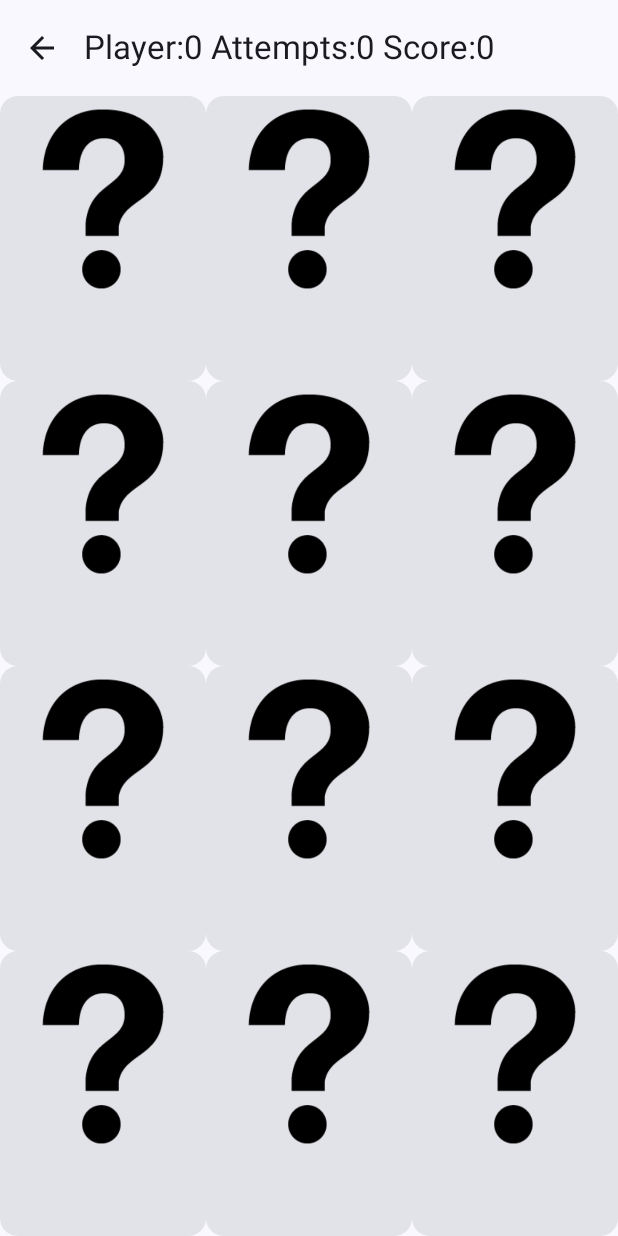
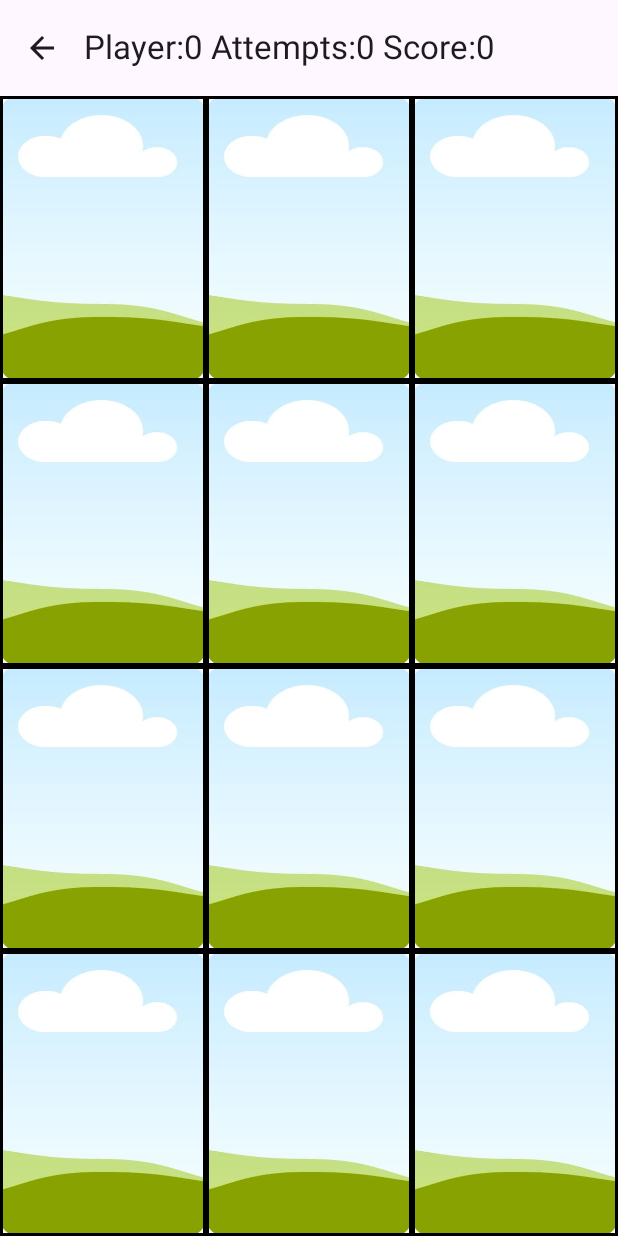
Before and after one commit to krilleellerstoffe/Memory, an Android app built with Jetpack Compose: the composable GameScreen shown on its own in the app's theme, on a phone screen of 412 x 824 dp. Run offline under Robolectric (Android 15) with nearby library versions, the phone set to English and light mode, and no system bars; our stand-ins replace Dagger/Hilt's generated code; libraries missing offline, so code that uses them is left out: coil.decode; 2 statements that could not run were skipped.

Commit message:
Update translation keys & some color changes

```diff
--- a/app/src/main/java/se/mau/al0038/memory/ui/GameScreen.kt
+++ b/app/src/main/java/se/mau/al0038/memory/ui/GameScreen.kt
@@ -4,18 +4,23 @@ import android.util.Log
 import androidx.compose.animation.core.animateFloatAsState
 import androidx.compose.animation.core.tween
 import androidx.compose.foundation.Image
+import androidx.compose.foundation.border
 import androidx.compose.foundation.clickable
 import androidx.compose.foundation.layout.Arrangement
+import androidx.compose.foundation.layout.Box
 import androidx.compose.foundation.layout.Column
 import androidx.compose.foundation.layout.Row
 import androidx.compose.foundation.layout.Spacer
 import androidx.compose.foundation.layout.fillMaxHeight
+import androidx.compose.foundation.layout.fillMaxSize
 import androidx.compose.foundation.layout.fillMaxWidth
 import androidx.compose.foundation.layout.padding
 import androidx.compose.material3.AlertDialog
 import androidx.compose.material3.Button
 import androidx.compose.material3.Card
+import androidx.compose.material3.CardDefaults
 import androidx.compose.material3.CircularProgressIndicator
+import androidx.compose.material3.MaterialTheme
 import androidx.compose.material3.Scaffold
 import androidx.compose.material3.Text
 import androidx.compose.runtime.Composable
@@ -26,8 +31,9 @@ import androidx.compose.runtime.remember
 import androidx.compose.runtime.setValue
 import androidx.compose.ui.Alignment
 import androidx.compose.ui.Modifier
+import androidx.compose.ui.graphics.Color
 import androidx.compose.ui.graphics.graphicsLayer
-import androidx.compose.ui.res.colorResource
+import androidx.compose.ui.layout.ContentScale
 import androidx.compose.ui.res.painterResource
 import androidx.compose.ui.res.stringResource
 import androidx.compose.ui.unit.dp
@@ -63,14 +69,14 @@ fun GameScreen(
     if (gameViewModel.isGameOver) {
         AlertDialog(
             onDismissRequest = { /*TODO*/ },
-            title = { Text(text = "Game Over") },
+            title = { Text(text = stringResource(id = R.string.game_over)) },
             confirmButton = {
                 Column(
                     modifier = Modifier.fillMaxWidth(),
                     horizontalAlignment = Alignment.CenterHorizontally
                 ) {
                     Button(onClick = { onViewHighScore() }) {
-                        Text(text = "View High score")
+                        Text(text = stringResource(id = R.string.highscore))
                     }
                 }
             },
@@ -86,11 +92,11 @@ fun GameScreen(
                             //clear viewmodel
                         },
                     ) {
-                        Text(text = "Back to menu")
+                        Text(text =   stringResource(id = R.string.back_to_menu))
                     }
                 }
             },
-            containerColor = colorResource(id = R.color.light_blue)
+            containerColor = MaterialTheme.colorScheme.tertiary
         )
 
         if (showHighScore && gameViewModel.gameSettings.playerCount.count == 1) {
@@ -155,7 +161,6 @@ fun GameScreen(
                                     clickIndex = clickIndex,
                                     cardFlipFunction =  gameViewModel::cardFlippedFunction,
                                     onFlipFinish = gameViewModel::checkIfMatch
-
                             )
                             index++
                         }
@@ -171,18 +176,22 @@ fun GameScreen(
 
 @Composable
 fun LoadingInformation() {
+    Box {
+        Background()
+
         Column(
             verticalArrangement = Arrangement.Center,
             horizontalAlignment = Alignment.CenterHorizontally
         ) {
-        Text(text = "Match the style!", fontSize = 25.sp)
+            Text(text = stringResource(id = R.string.info_title), fontSize = 25.sp)
             Spacer(modifier = Modifier.padding(10.dp))
-        Text(text = "There are two different pictures in each art style, those would be a match.", fontSize = 20.sp)
-        Text(text = "Style examples: Pixel-Art, Big-Ears, Big-Smile, Adventurer", fontSize = 20.sp)
+            Text(text = stringResource(id = R.string.info_body), fontSize = 20.sp)
+            Text(text = stringResource(id = R.string.info_examples), fontSize = 20.sp)
             Spacer(modifier = Modifier.padding(20.dp))
-        Text(text = "The game fetches the images from an API, which should allow for a nice variation of images.", fontSize = 20.sp)
+            Text(text = stringResource(id = R.string.info_api_fetching), fontSize = 20.sp)
             Spacer(modifier = Modifier.padding(20.dp))
             CircularProgressIndicator()
+        }
     }
 }
 
@@ -212,6 +221,7 @@ fun MemoryButton(
     )
 
     Card(
+        colors = CardDefaults.cardColors(containerColor = Color.White),
         modifier = modifier
             .clickable {
                 if (cell.isFlipped) {
@@ -222,15 +232,19 @@ fun MemoryButton(
             .graphicsLayer {
                 rotationY = flipAnimation
             }
+            .border(2.dp, Color.Black)
     ) {
         if (cell.isFlipped) {
             if (cell.image != null) {
                 Image(
                     bitmap = cell.image,
                     contentDescription = null,
-                    modifier = Modifier.graphicsLayer {
+                    modifier = Modifier
+                        .graphicsLayer {
                             alpha = fadeImageIn
                         }
+                        .fillMaxSize(),
+                    contentScale = ContentScale.FillWidth,
                 )
             } else {
                 Text(
@@ -242,11 +256,14 @@ fun MemoryButton(
             }
         } else {
             Image(
-                painter = painterResource(id = R.drawable.question_mark),
+                painter = painterResource(id = R.drawable.start_background),
                 contentDescription = null,
-                modifier = Modifier.graphicsLayer {
+                modifier = Modifier
+                    .graphicsLayer {
                         alpha = fadeImageOut
-                }.align(Alignment.CenterHorizontally)
+                    }
+                    .fillMaxSize(),
+                contentScale = ContentScale.FillBounds,
             )
         }
     }
--- a/app/src/main/java/se/mau/al0038/memory/ui/theme/Theme.kt
+++ b/app/src/main/java/se/mau/al0038/memory/ui/theme/Theme.kt
@@ -41,7 +41,7 @@ private val LightColorScheme = lightColorScheme(
 fun MemoryTheme(
     darkTheme: Boolean = isSystemInDarkTheme(),
     // Dynamic color is available on Android 12+
-    dynamicColor: Boolean = true,
+    dynamicColor: Boolean = false,
     content: @Composable () -> Unit
 ) {
     val colorScheme = when {
--- a/app/src/main/java/se/mau/al0038/memory/ui/viewModel/GameViewModel.kt
+++ b/app/src/main/java/se/mau/al0038/memory/ui/viewModel/GameViewModel.kt
@@ -74,7 +74,6 @@ class GameViewModel @Inject constructor(
             secondCard = flippedCell
         }
         return false
-
     }
 
     fun checkIfMatch() {
@@ -198,7 +197,7 @@ class GameViewModel @Inject constructor(
     private suspend fun getImage(style: String, seed: String): ImageBitmap? {
         val request = ImageRequest.Builder(context)
             .data("https://api.dicebear.com/8.x/$style/svg?seed=$seed")
-            .decoderFactory(SvgDecoder.Factory())
+            .decoderFactory(SvgDecoder.Factory()).size(100, 100)
             .build()
 
         Log.d("Requester", "image requested with style: $style")
--- a/app/src/main/res/values/strings.xml
+++ b/app/src/main/res/values/strings.xml
@@ -39,4 +39,12 @@
     <string name="three">Three</string>
     <string name="dark_mode">Night Mode</string>
     <string name="light_mode">Light Mode</string>
+    <string name="info_title">Match the style!</string>
+    <string name="info_body">There are two different pictures in each art style, those would be a match.</string>
+    <string name="info_examples">Style examples: Pixel-Art, Big-Ears, Big-Smile, Adventurer</string>
+    <string name="info_api_fetching">The game fetches the images from an API, which should allow for a nice variation of images.</string>
+    <string name="back_to_menu">Main menu</string>
+    <string name="game_over">Congratulations!</string>
+    <string name="save_high_score">Save high score</string>
+    <string name="dont_save">Don\'t save</string>
 </resources>
```
Also changed, not shown: app/src/main/java/se/mau/al0038/memory/ui/HighScoreDialog.kt (+6 -7 lines), 1 other file. Lines whose indentation alone changed are shown as unchanged.
